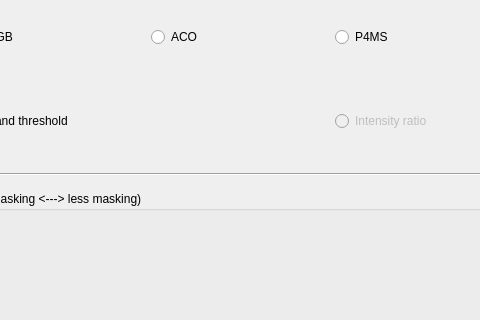
Qt form gui.ui (HakaiInstitute/GlintMaskGenerator) before a commit; both pictures show x 152 to 632 and y 0 to 320 of the 875 by 615 pixel window.
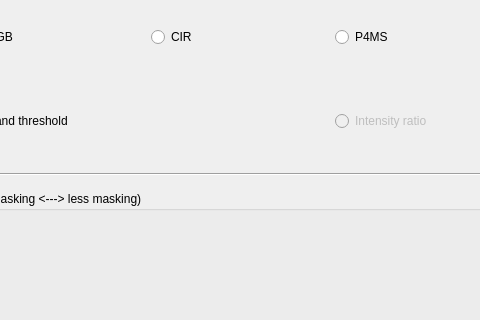
The same form after that commit. Custom widgets are drawn as their Qt base class.

Commit message: Make use of CIR masker

Patch:
```diff
--- a/gui.ui
+++ b/gui.ui
@@ -40,7 +40,7 @@
           <item>
            <widget class="QRadioButton" name="img_type_aco_radio">
             <property name="text">
-             <string>ACO</string>
+             <string>CIR</string>
             </property>
            </widget>
           </item>
```
Left out of the diff: 4 changed lines with no effect on the pictures. The commit also changes 1 other file.
